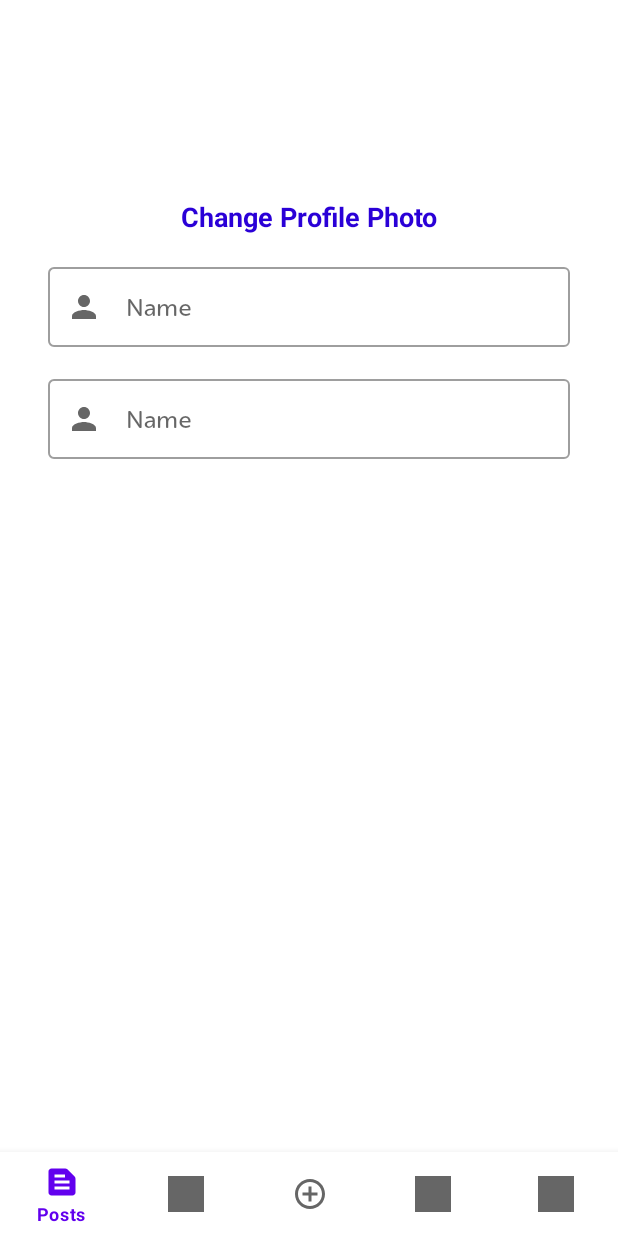
After one commit to RishikeshWadkar/Allies, an Android app: the EditProfileFragment screen opened through its navigation route, on a phone screen of 412 x 824 dp. The commit adds this screen. Run offline under Robolectric (Android 15) with nearby library versions, the phone set to English and light mode, and no system bars; our stand-ins replace Firebase (no records; nobody signed in at launch, a user with empty details on screens opened directly), navigation-ui; pictures from the network do not load; Roboto replaces fonts that are not available here.

Commit message:
my profile fragment completed

```diff
--- /dev/null
+++ b/app/src/main/java/com/rishikeshwadkar/socialapp/EditProfileFragment.kt
@@ -0,0 +1,57 @@
+package com.rishikeshwadkar.socialapp
+
+import android.os.Bundle
+import androidx.fragment.app.Fragment
+import android.view.LayoutInflater
+import android.view.View
+import android.view.ViewGroup
+
+// TODO: Rename parameter arguments, choose names that match
+// the fragment initialization parameters, e.g. ARG_ITEM_NUMBER
+private const val ARG_PARAM1 = "param1"
+private const val ARG_PARAM2 = "param2"
+
+/**
+ * A simple [Fragment] subclass.
+ * Use the [EditProfileFragment.newInstance] factory method to
+ * create an instance of this fragment.
+ */
+class EditProfileFragment : Fragment() {
+    // TODO: Rename and change types of parameters
+    private var param1: String? = null
+    private var param2: String? = null
+
+    override fun onCreate(savedInstanceState: Bundle?) {
+        super.onCreate(savedInstanceState)
+        arguments?.let {
+            param1 = it.getString(ARG_PARAM1)
+            param2 = it.getString(ARG_PARAM2)
+        }
+    }
+
+    override fun onCreateView(inflater: LayoutInflater, container: ViewGroup?,
+                              savedInstanceState: Bundle?): View? {
+        // Inflate the layout for this fragment
+        return inflater.inflate(R.layout.fragment_edit_profile, container, false)
+    }
+
+    companion object {
+        /**
+         * Use this factory method to create a new instance of
+         * this fragment using the provided parameters.
+         *
+         * @param param1 Parameter 1.
+         * @param param2 Parameter 2.
+         * @return A new instance of fragment EditProfileFragment.
+         */
+        // TODO: Rename and change types and number of parameters
+        @JvmStatic
+        fun newInstance(param1: String, param2: String) =
+                EditProfileFragment().apply {
+                    arguments = Bundle().apply {
+                        putString(ARG_PARAM1, param1)
+                        putString(ARG_PARAM2, param2)
+                    }
+                }
+    }
+}
--- a/app/src/main/java/com/rishikeshwadkar/socialapp/MainActivity.kt
+++ b/app/src/main/java/com/rishikeshwadkar/socialapp/MainActivity.kt
@@ -1,6 +1,7 @@
 package com.rishikeshwadkar.socialapp
 import androidx.appcompat.app.AppCompatActivity
 import android.os.Bundle
+import android.widget.Toast
 import androidx.navigation.NavController
 import androidx.navigation.Navigation
 import androidx.navigation.fragment.NavHostFragment
--- a/app/src/main/java/com/rishikeshwadkar/socialapp/data/models/User.kt
+++ b/app/src/main/java/com/rishikeshwadkar/socialapp/data/models/User.kt
@@ -6,5 +6,6 @@ data class User(
         val userImage : String = "",
         val userEmail : String = "",
         val userPhoneNo : String = "",
-        val userPassword : String = ""
+        val userPassword : String = "",
+        val userPostCount : Int = 0
 )
--- a/app/src/main/java/com/rishikeshwadkar/socialapp/fragments/PostsFragment.kt
+++ b/app/src/main/java/com/rishikeshwadkar/socialapp/fragments/PostsFragment.kt
@@ -28,8 +28,9 @@ import kotlinx.coroutines.withContext
 class PostsFragment : Fragment(), PostAdapter.IPostAdapter {
 
     private lateinit var adapter: PostAdapter
-    private lateinit var postDao: PostDao
+    private var postDao: PostDao = PostDao()
     private lateinit var query: Query
+    private val postCollection = postDao.postCollection
 
     override fun onCreate(savedInstanceState: Bundle?) {
         super.onCreate(savedInstanceState)
@@ -46,24 +47,25 @@ class PostsFragment : Fragment(), PostAdapter.IPostAdapter {
     override fun onViewCreated(view: View, savedInstanceState: Bundle?) {
         super.onViewCreated(view, savedInstanceState)
         setUpRecyclerView()
-        val db = FirebaseFirestore.getInstance()
     }
 
     private fun setUpRecyclerView() {
-        postDao = PostDao()
-        val postCollection = postDao.postCollection
-
-        query = postCollection.orderBy("currentTime", Query.Direction.DESCENDING)
-        val recyclerViewOptions = FirestoreRecyclerOptions.Builder<Post>().setQuery(query, Post::class.java).build()
-
-        adapter = PostAdapter(recyclerViewOptions,this)
-        postRecyclerView.adapter = adapter
-        postRecyclerView.layoutManager = LinearLayoutManager(context)
+        val mThis = this
+        GlobalScope.launch(Dispatchers.IO) {
+            query = postCollection.orderBy("currentTime", Query.Direction.DESCENDING)
+            val recyclerViewOptions = FirestoreRecyclerOptions.Builder<Post>().setQuery(query, Post::class.java).build()
+            withContext(Dispatchers.Main){
+                adapter = PostAdapter(recyclerViewOptions,mThis)
+                postRecyclerView.adapter = adapter
+                postRecyclerView.layoutManager = LinearLayoutManager(context)
+                adapter.startListening()
+            }
+        }
     }
 
     override fun onStart() {
         super.onStart()
-        adapter.startListening()
+
     }
 
     override fun onStop() {
--- a/app/src/main/java/com/rishikeshwadkar/socialapp/SplashScreenFragment.kt
+++ b/app/src/main/java/com/rishikeshwadkar/socialapp/fragments/SplashScreenFragment.kt
@@ -1,4 +1,4 @@
-package com.rishikeshwadkar.socialapp
+package com.rishikeshwadkar.socialapp.fragments
 
 import android.animation.Animator
 import android.os.Bundle
@@ -7,8 +7,8 @@ import androidx.fragment.app.Fragment
 import android.view.LayoutInflater
 import android.view.View
 import android.view.ViewGroup
-import androidx.core.animation.addPauseListener
 import androidx.navigation.Navigation
+import com.rishikeshwadkar.socialapp.R
 import kotlinx.android.synthetic.main.fragment_splash_screen.*
 
 class SplashScreenFragment : Fragment() {
--- /dev/null
+++ b/app/src/main/res/drawable/edit_profile_background.xml
@@ -0,0 +1,6 @@
+<?xml version="1.0" encoding="utf-8"?>
+<shape xmlns:android="http://schemas.android.com/apk/res/android">
+    <stroke android:width="1dp"
+        android:color="@color/lightGray"/>
+    <corners android:radius="5dp"/>
+</shape>
--- /dev/null
+++ b/app/src/main/res/drawable/horizontal_line_shape.xml
@@ -0,0 +1,4 @@
+<?xml version="1.0" encoding="utf-8"?>
+<layer-list xmlns:android="http://schemas.android.com/apk/res/android" >
+    <item android:drawable="@color/lightGray" android:height="1dp" android:gravity="center"/>
+</layer-list>
--- /dev/null
+++ b/app/src/main/res/drawable/verticle_line_shape.xml
@@ -0,0 +1,4 @@
+<?xml version="1.0" encoding="utf-8"?>
+<layer-list xmlns:android="http://schemas.android.com/apk/res/android" >
+    <item android:drawable="@color/black" android:width="2dp" android:gravity="center"/>
+</layer-list>
--- /dev/null
+++ b/app/src/main/res/layout/fragment_edit_profile.xml
@@ -0,0 +1,83 @@
+<?xml version="1.0" encoding="utf-8"?>
+<androidx.constraintlayout.widget.ConstraintLayout xmlns:android="http://schemas.android.com/apk/res/android"
+    xmlns:app="http://schemas.android.com/apk/res-auto"
+    xmlns:tools="http://schemas.android.com/tools"
+    android:layout_width="match_parent"
+    android:layout_height="match_parent"
+    tools:context=".EditProfileFragment">
+
+
+    <ImageView
+        android:id="@+id/imageView2"
+        android:layout_width="100dp"
+        android:layout_height="100dp"
+        android:layout_marginTop="24dp"
+        android:scaleType="centerCrop"
+        app:layout_constraintEnd_toEndOf="parent"
+        app:layout_constraintStart_toStartOf="parent"
+        app:layout_constraintTop_toTopOf="parent"
+        tools:src="@tools:sample/backgrounds/scenic" />
+
+    <TextView
+        android:id="@+id/textView2"
+        android:layout_width="wrap_content"
+        android:layout_height="wrap_content"
+        android:layout_marginTop="8dp"
+        android:text="Change Profile Photo"
+        android:textColor="@color/light_blue"
+        android:textSize="18sp"
+        android:textStyle="bold"
+        app:layout_constraintEnd_toEndOf="@+id/imageView2"
+        app:layout_constraintStart_toStartOf="@+id/imageView2"
+        app:layout_constraintTop_toBottomOf="@+id/imageView2" />
+
+    <com.google.android.material.textfield.TextInputLayout
+        android:id="@+id/phone"
+        style="@style/Widget.MaterialComponents.TextInputLayout.OutlinedBox"
+        android:layout_width="0dp"
+        android:layout_height="wrap_content"
+        android:layout_marginStart="32dp"
+        android:layout_marginLeft="32dp"
+        android:layout_marginTop="16dp"
+        android:layout_marginEnd="32dp"
+        android:layout_marginRight="32dp"
+        android:hint="Name"
+        app:helperTextTextColor="@color/red"
+        app:layout_constraintEnd_toEndOf="parent"
+        app:layout_constraintHorizontal_bias="0.0"
+        app:layout_constraintStart_toStartOf="parent"
+        app:layout_constraintTop_toBottomOf="@+id/name"
+        app:startIconDrawable="@drawable/ic_name">
+
+        <com.google.android.material.textfield.TextInputEditText
+            android:id="@+id/phone_text"
+            android:layout_width="match_parent"
+            android:layout_height="wrap_content"
+            android:fontFamily="@font/museo500" />
+    </com.google.android.material.textfield.TextInputLayout>
+
+    <com.google.android.material.textfield.TextInputLayout
+        android:id="@+id/name"
+        style="@style/Widget.MaterialComponents.TextInputLayout.OutlinedBox"
+        android:layout_width="0dp"
+        android:layout_height="wrap_content"
+        android:layout_marginStart="32dp"
+        android:layout_marginLeft="32dp"
+        android:layout_marginTop="16dp"
+        android:layout_marginEnd="32dp"
+        android:layout_marginRight="32dp"
+        android:hint="Name"
+        app:helperTextTextColor="@color/red"
+        app:layout_constraintEnd_toEndOf="parent"
+        app:layout_constraintStart_toStartOf="parent"
+        app:layout_constraintTop_toBottomOf="@+id/textView2"
+        app:startIconDrawable="@drawable/ic_name">
+
+        <com.google.android.material.textfield.TextInputEditText
+            android:id="@+id/name_text"
+            android:layout_width="match_parent"
+            android:layout_height="wrap_content"
+            android:fontFamily="@font/museo500" />
+    </com.google.android.material.textfield.TextInputLayout>
+
+</androidx.constraintlayout.widget.ConstraintLayout>
--- a/app/src/main/res/layout/fragment_splash_screen.xml
+++ b/app/src/main/res/layout/fragment_splash_screen.xml
@@ -4,7 +4,7 @@
     android:layout_width="match_parent"
     android:layout_height="match_parent"
     xmlns:app="http://schemas.android.com/apk/res-auto"
-    tools:context=".SplashScreenFragment">
+    tools:context=".fragments.SplashScreenFragment">
 
     <com.airbnb.lottie.LottieAnimationView
         android:id="@+id/lottieAnimationView"
--- a/app/src/main/res/navigation/nav_graph.xml
+++ b/app/src/main/res/navigation/nav_graph.xml
@@ -36,11 +36,19 @@
     </fragment>
     <fragment
         android:id="@+id/myProfileFragment"
-        android:name="com.rishikeshwadkar.socialapp.MyProfileFragment"
+        android:name="com.rishikeshwadkar.socialapp.fragments.MyProfileFragment"
         android:label="fragment_my_profile"
         tools:layout="@layout/fragment_my_profile" >
         <action
             android:id="@+id/action_myProfileFragment_to_postsFragment"
             app:destination="@id/postsFragment" />
+        <action
+            android:id="@+id/action_myProfileFragment_to_editProfileFragment"
+            app:destination="@id/editProfileFragment" />
     </fragment>
+    <fragment
+        android:id="@+id/editProfileFragment"
+        android:name="com.rishikeshwadkar.socialapp.EditProfileFragment"
+        android:label="fragment_edit_profile"
+        tools:layout="@layout/fragment_edit_profile" />
 </navigation>
--- a/app/src/main/res/navigation/sign_in_nav_graph.xml
+++ b/app/src/main/res/navigation/sign_in_nav_graph.xml
@@ -69,7 +69,7 @@
         tools:layout="@layout/fragment_setup_password" />
     <fragment
         android:id="@+id/splashScreenFragment"
-        android:name="com.rishikeshwadkar.socialapp.SplashScreenFragment"
+        android:name="com.rishikeshwadkar.socialapp.fragments.SplashScreenFragment"
         android:label="fragment_splash_screen"
         tools:layout="@layout/fragment_splash_screen" >
         <action
```
Also changed, not shown: app/src/main/java/com/rishikeshwadkar/socialapp/MyProfileFragment.kt (deleted, +0 -24 lines), app/src/main/java/com/rishikeshwadkar/socialapp/data/adapter/PostAdapter.kt (+9 -2 lines), app/src/main/java/com/rishikeshwadkar/socialapp/data/dao/UserDao.kt (+7 -0 lines), app/src/main/java/com/rishikeshwadkar/socialapp/fragments/AddPostFragment.kt (+8 -4 lines), app/src/main/java/com/rishikeshwadkar/socialapp/fragments/MyProfileFragment.kt (added, +78 -0 lines), app/src/main/res/drawable/my_profile_edit_background.xml (added, +9 -0 lines), app/src/main/res/layout/fragment_my_profile.xml (+122 -4 lines).
